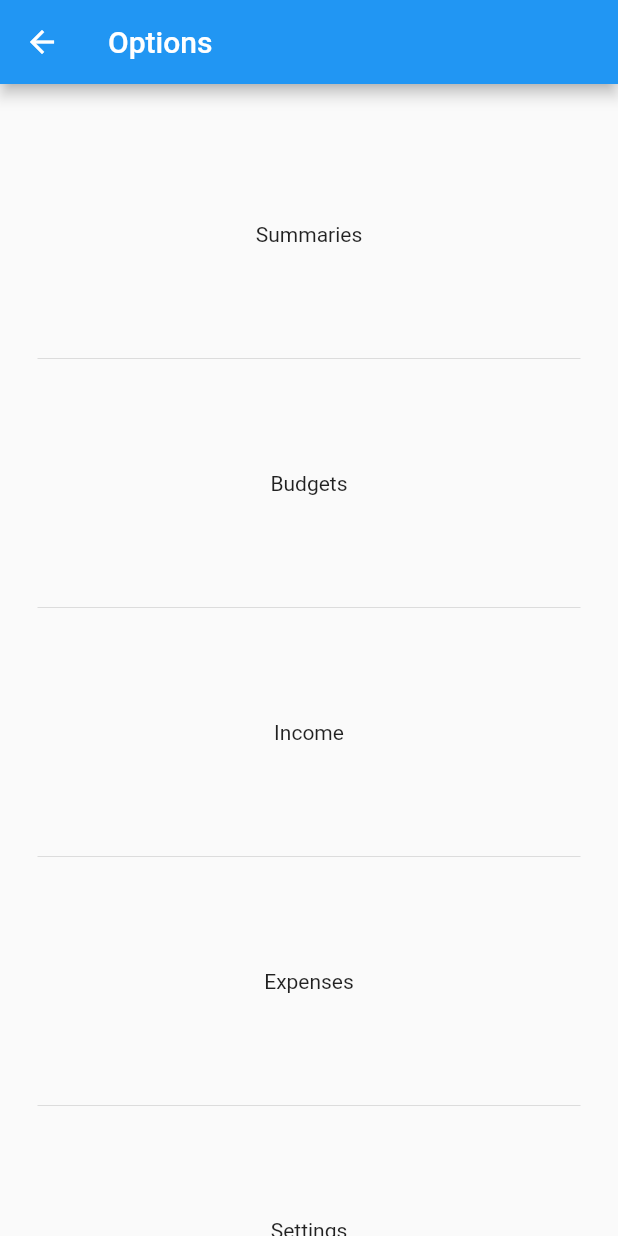
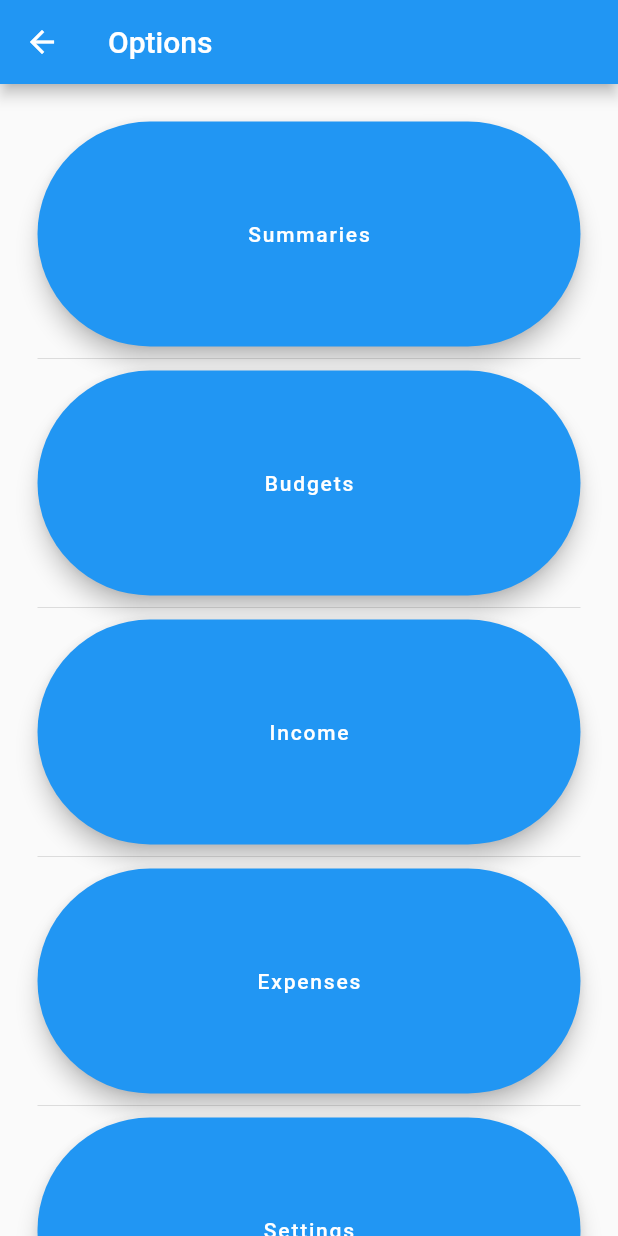
Before and after one commit to b14Rg/Capstone, a Flutter app: the screen it shows after launch, after a tap on the "list" icon, on a phone screen of 412 x 824 dp. Run offline on Flutter 3.47's test engine with Material 2 defaults, Android fonts, the phone set to English and light mode, and no system bars.

Commit message:
Blank pages to fill out UI

```diff
--- a/Application/capstone_application/lib/main.dart
+++ b/Application/capstone_application/lib/main.dart
@@ -1,6 +1,5 @@
 import 'package:flutter/material.dart';
-import 'package:capstone_application/pages/AddExpensePage.dart';
-import 'package:capstone_application/pages/SettingsPage.dart';
+import 'package:capstone_application/pages/HomePage.dart';
 
 void main() => runApp(MyApp());
 
@@ -16,57 +15,3 @@ class MyApp extends StatelessWidget {
     );
   }
 }
-
-class HomePage extends StatefulWidget {
-  @override
-  _HomePageState createState() => _HomePageState();
-}
-
-class _HomePageState extends State<HomePage> {
-  @override
-  Widget build(BuildContext context) {
-    return Scaffold(
-      appBar: AppBar(
-        leading: FloatingActionButton(
-          heroTag: 0,
-          elevation: 0,
-          child: const Icon(Icons.list),
-          onPressed: () {
-            Navigator.push(
-              context,
-              MaterialPageRoute(
-                builder: (context) => new SettingsPage(),
-              )
-            );
-          },
-        ),
-        title: Text('Home page'),
-
-      ),
-      body: Center(
-        child: Text(
-          '-+\$200.00',
-          style: TextStyle(
-            fontSize: 70,
-            fontWeight: FontWeight.bold,
-            ),
-          ),
-      ),
-      bottomNavigationBar: BottomAppBar(
-        child: FloatingActionButton.extended(
-        heroTag: 1,
-        elevation: 0,
-        label: Text('Add Expense'),
-        onPressed: () {
-          Navigator.push(
-            context,
-            MaterialPageRoute(
-              builder: (context) => new AddExpensePage(),
-            )
-          );
-        },
-      ),
-      ),
-    );
-  }
-}
--- /dev/null
+++ b/Application/capstone_application/lib/pages/HomePage.dart
@@ -0,0 +1,57 @@
+import 'package:flutter/material.dart';
+import 'package:capstone_application/pages/AddExpensePage.dart';
+import 'package:capstone_application/pages/OptionsPage.dart';
+
+class HomePage extends StatefulWidget {
+  @override
+  _HomePageState createState() => _HomePageState();
+}
+
+class _HomePageState extends State<HomePage> {
+  @override
+  Widget build(BuildContext context) {
+    return Scaffold(
+      appBar: AppBar(
+        leading: FloatingActionButton(
+          heroTag: 0,
+          elevation: 0,
+          child: const Icon(Icons.list),
+          onPressed: () {
+            Navigator.push(
+              context,
+              MaterialPageRoute(
+                builder: (context) => new OptionsPage(),
+              )
+            );
+          },
+        ),
+        title: Text('Home page'),
+
+      ),
+      body: Center(
+        child: Text(
+          '-+\$200.00',
+          style: TextStyle(
+            fontSize: 70,
+            fontWeight: FontWeight.bold,
+            ),
+          ),
+      ),
+      bottomNavigationBar: BottomAppBar(
+        child: FloatingActionButton.extended(
+        heroTag: 1,
+        elevation: 0,
+        label: Text('Add Expense'),
+        onPressed: () {
+          Navigator.push(
+            context,
+            MaterialPageRoute(
+              builder: (context) => new AddExpensePage(),
+            )
+          );
+        },
+      ),
+      ),
+    );
+  }
+}
--- /dev/null
+++ b/Application/capstone_application/lib/pages/OptionsPage.dart
@@ -0,0 +1,114 @@
+import 'package:capstone_application/pages/BudgetPage.dart';
+import 'package:capstone_application/pages/ExpensesPage.dart';
+import 'package:capstone_application/pages/IncomePage.dart';
+import 'package:capstone_application/pages/SettingsPage.dart';
+import 'package:capstone_application/pages/SummaryPage.dart';
+import 'package:flutter/material.dart';
+
+class OptionsPage extends StatefulWidget {
+  @override
+  _OptionsState createState() => _OptionsState();
+}
+
+class _OptionsState extends State<OptionsPage> {
+  @override
+  Widget build(BuildContext context) {
+    return Scaffold(
+      appBar: AppBar(
+        leading: FloatingActionButton(
+          heroTag: 0,
+          elevation: 0,
+          child: const Icon(Icons.arrow_back),
+          onPressed: () {
+            Navigator.pop(context);
+          },
+        ),
+        title: Text('Options'),
+      ),
+      body: ListView (
+        padding: const EdgeInsets.all(25.0),
+        children: <Widget>[
+          Container(
+            height: 150,
+            child:  new FloatingActionButton.extended(
+              heroTag: 1,
+              label: Text('Summaries'),
+              onPressed: () {
+                Navigator.push(
+                  context,
+                  MaterialPageRoute(
+                    builder: (context) => new SummaryPage(),
+                  )
+                );
+              },
+            ),
+          ),
+          Divider(),
+          Container(
+            height: 150,
+            child: new FloatingActionButton.extended(
+              heroTag: 2,
+              label: Text('Budgets'),
+              onPressed: () {
+                Navigator.push(
+                  context,
+                  MaterialPageRoute(
+                    builder: (context) => new BudgetPage(),
+                  )
+                );
+              },
+            ),
+          ),
+          Divider(),
+          Container(
+            height: 150,
+            child: new FloatingActionButton.extended(
+              heroTag: 3,
+              label: Text('Income'),
+              onPressed: () {
+                Navigator.push(
+                  context,
+                  MaterialPageRoute(
+                    builder: (context) => new IncomePage(),
+                  )
+                );
+              },
+            ),
+          ),
+          Divider(),
+          Container(
+            height: 150,
+            child: new FloatingActionButton.extended(
+              heroTag: 4,
+              label: Text('Expenses'),
+              onPressed: () {
+                Navigator.push(
+                  context,
+                  MaterialPageRoute(
+                    builder: (context) => new ExpensesPage(),
+                  )
+                );
+              },
+            ),
+          ),
+          Divider(),
+          Container(
+            height: 150,
+            child: new FloatingActionButton.extended(
+              heroTag: 5,
+              label: Text('Settings'),
+              onPressed: () {
+                Navigator.push(
+                  context,
+                  MaterialPageRoute(
+                    builder: (context) => new SettingsPage(),
+                  )
+                );
+              },
+            ),
+          ),
+        ],
+      )
+    );
+  }
+}
--- a/Application/capstone_application/lib/pages/SettingsPage.dart
+++ b/Application/capstone_application/lib/pages/SettingsPage.dart
@@ -10,55 +10,8 @@ class _SettingsState extends State<SettingsPage> {
   Widget build(BuildContext context) {
     return Scaffold(
       appBar: AppBar(
-        leading: FloatingActionButton(
-          heroTag: 0,
-          elevation: 0,
-          child: const Icon(Icons.arrow_back),
-          onPressed: () {
-            Navigator.pop(context);
-          },
-        ),
-        title: Text('Options'),
+        title: Text('Settings'),
       ),
-      body: ListView (
-        padding: const EdgeInsets.all(25.0),
-        children: <Widget>[
-          Container(
-            height: 150,
-            child: const Center(
-              child: Text('Summaries'),
-            ),
-          ),
-          Divider(),
-          Container(
-            height: 150,
-            child: const Center(
-              child: Text('Budgets'),
-            ),
-          ),
-          Divider(),
-          Container(
-            height: 150,
-            child: const Center(
-              child: Text('Income'),
-            ),
-          ),
-          Divider(),
-          Container(
-            height: 150,
-            child: const Center(
-              child: Text('Expenses'),
-            ),
-          ),
-          Divider(),
-          Container(
-            height: 150,
-            child: const Center(
-              child: Text('Settings'),
-            ),
-          ),
-        ],
-      )
     );
   }
 }
```
Also changed, not shown: Application/capstone_application/lib/pages/BudgetPage.dart (added, +17 -0 lines), Application/capstone_application/lib/pages/ExpensesPage.dart (added, +17 -0 lines), Application/capstone_application/lib/pages/IncomePage.dart (added, +17 -0 lines), Application/capstone_application/lib/pages/SummaryPage.dart (added, +17 -0 lines).
